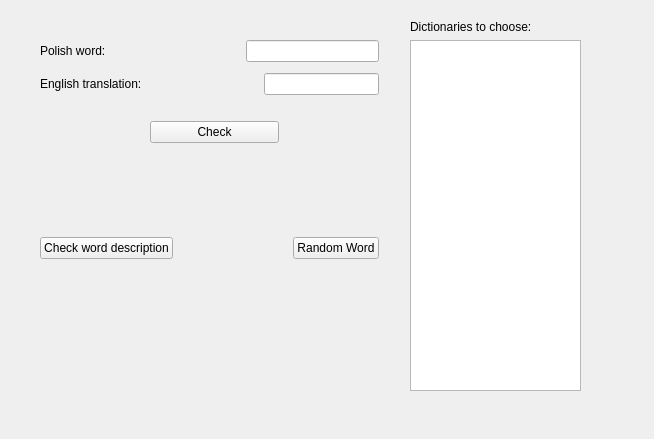
Old version of the form src/gui/src/view/GuessTab.ui in the repository cieslarmichal/glossary.
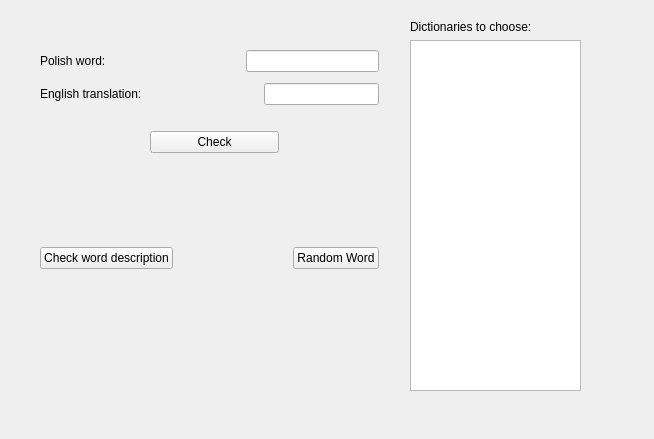
New version of the form.

```diff
--- a/src/gui/src/view/GuessTab.ui
+++ b/src/gui/src/view/GuessTab.ui
@@ -39,7 +39,7 @@
    <property name="geometry">
     <rect>
      <x>40</x>
-     <y>40</y>
+     <y>50</y>
      <width>339</width>
      <height>239</height>
     </rect>
@@ -181,7 +181,21 @@
      </layout>
     </item>
     <item>
+     <layout class="QHBoxLayout" name="horizontalLayout_5">
+      <item>
      <widget class="QLabel" name="labelCheckCorrectness">
+        <property name="sizePolicy">
+         <sizepolicy hsizetype="Fixed" vsizetype="Fixed">
+          <horstretch>0</horstretch>
+          <verstretch>0</verstretch>
+         </sizepolicy>
+        </property>
+        <property name="minimumSize">
+         <size>
+          <width>200</width>
+          <height>0</height>
+         </size>
+        </property>
       <property name="font">
        <font>
         <family>aakar</family>
@@ -190,12 +204,43 @@
        </font>
       </property>
       <property name="styleSheet">
-       <string notr="true">color: rgb(239, 41, 41);</string>
+         <string notr="true"/>
       </property>
       <property name="text">
        <string/>
       </property>
      </widget>
+      </item>
+      <item>
+       <widget class="QLabel" name="labelWithCorrectIcon">
+        <property name="sizePolicy">
+         <sizepolicy hsizetype="Preferred" vsizetype="Fixed">
+          <horstretch>0</horstretch>
+          <verstretch>0</verstretch>
+         </sizepolicy>
+        </property>
+        <property name="text">
+         <string/>
+        </property>
+       </widget>
+      </item>
+      <item>
+       <spacer name="horizontalSpacer_6">
+        <property name="orientation">
+         <enum>Qt::Horizontal</enum>
+        </property>
+        <property name="sizeType">
+         <enum>QSizePolicy::Fixed</enum>
+        </property>
+        <property name="sizeHint" stdset="0">
+         <size>
+          <width>40</width>
+          <height>20</height>
+         </size>
+        </property>
+       </spacer>
+      </item>
+     </layout>
     </item>
     <item>
      <spacer name="verticalSpacer_3">
@@ -210,13 +255,6 @@
       </property>
      </spacer>
     </item>
-    <item>
-     <widget class="QLabel" name="labelWithCorrectIcon">
-      <property name="text">
-       <string/>
-      </property>
-     </widget>
-    </item>
     <item>
      <layout class="QHBoxLayout" name="horizontalLayout_4">
       <item>
```
Lines whose indentation alone changed are shown as unchanged.
